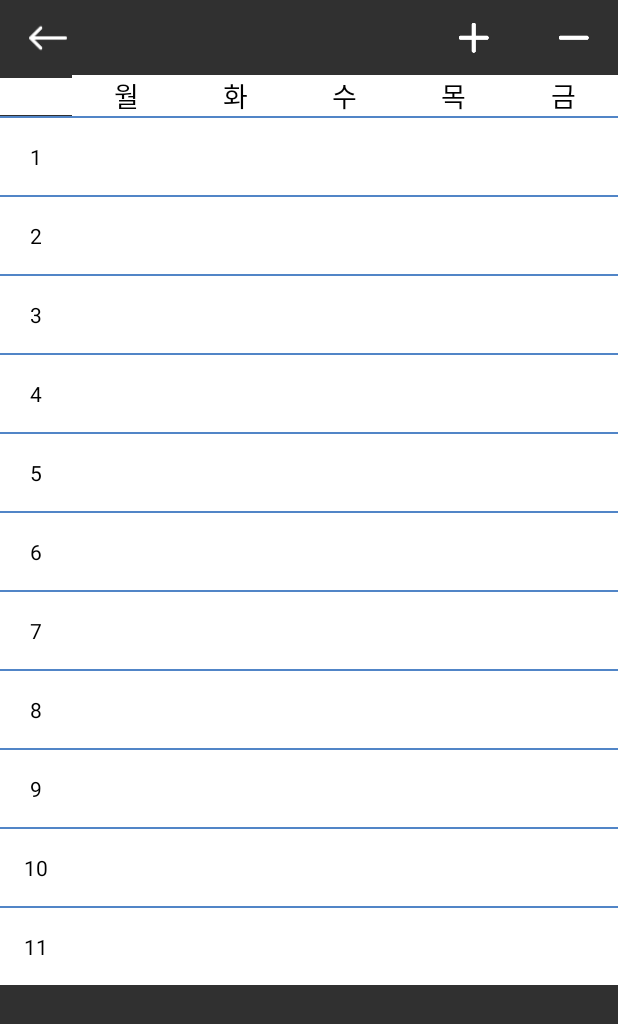
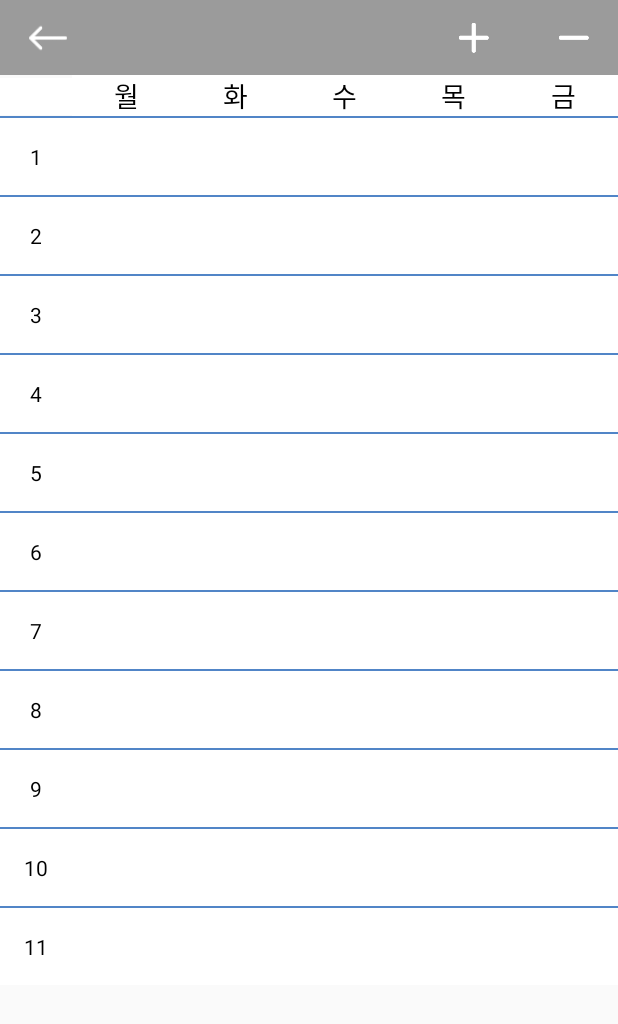
Before and after one commit to thu512/CamBook, an Android app: the TimeTableActivity screen opened directly, with no data from a screen before it, on a phone screen of 412 x 824 dp. Shown: the top 1024 px of the screen. Run offline under Robolectric (Android 15) with nearby library versions, the light colour scheme and no system bars; our stand-ins replace Firebase (no records; nobody signed in at launch, a user with empty details on screens opened directly), data binding; libraries missing offline, so code that uses them is left out: cn.pedant; 3 statements that could not run were skipped.

Commit message:
설정 버전확인 완료

```diff
--- a/app/src/main/AndroidManifest.xml
+++ b/app/src/main/AndroidManifest.xml
@@ -18,7 +18,7 @@
         android:label="@string/app_name"
         android:roundIcon="@mipmap/ic_launcher_round"
         android:supportsRtl="true"
-        android:theme="@style/Theme.AppCompat.NoActionBar"
+        android:theme="@style/Theme.Design.Light.NoActionBar"
         tools:replace="android:icon,android:allowBackup">
 
         <!-- 안드로이드 7.0부터 카메라 기능 사용 시 FileProvider 퍼미션 추가해야함 -->
--- a/app/src/main/res/layout/activity_setting.xml
+++ b/app/src/main/res/layout/activity_setting.xml
@@ -147,7 +147,7 @@
                 android:layout_marginStart="12dp"
                 android:layout_toEndOf="@+id/textView10"
                 android:layout_toRightOf="@+id/textView10"
-                android:textSize="8.5sp" />
+                android:textSize="10sp" />
 
             <TextView
                 android:id="@+id/appVersion"
--- a/app/src/main/res/layout/activity_time_table.xml
+++ b/app/src/main/res/layout/activity_time_table.xml
@@ -12,7 +12,8 @@
         <android.support.constraint.ConstraintLayout
             android:layout_width="match_parent"
             android:layout_height="50dp"
-            android:orientation="horizontal">
+            android:orientation="horizontal"
+            android:background="#9b9b9b">
 
             <ImageButton
                 android:id="@+id/back"
```
